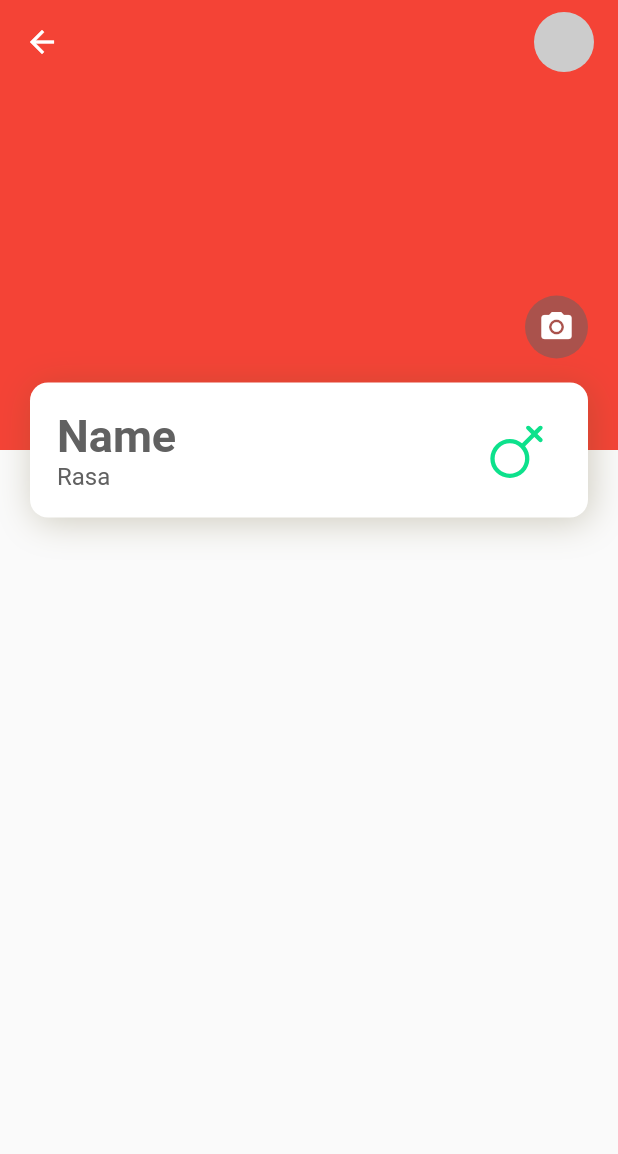
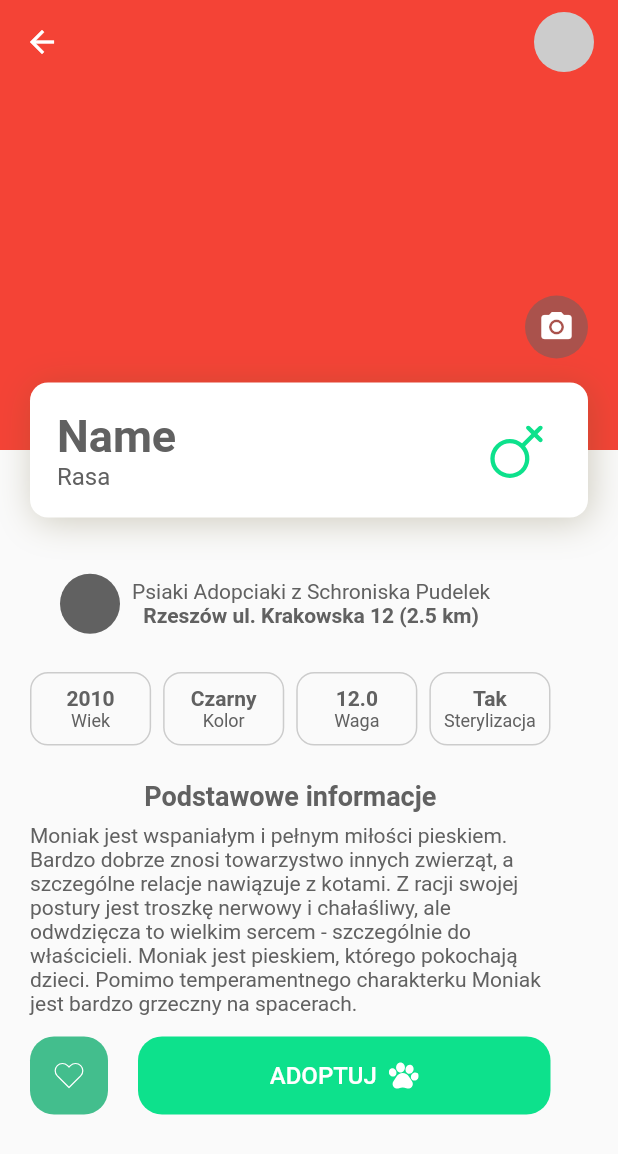
Before and after one commit to MobiCommunity/Lapka.Mobile, a Flutter app: the AdoptPetDetails screen opened directly, on a phone screen of 412 x 824 dp. Shown: the top 1154 px of the screen. Run offline on Flutter 3.47's test engine with Material 2 defaults, Android fonts, the phone set to English and light mode, and no system bars; our stand-ins replace connectivity_plus, flutter_svg, geocoding, geolocator, google_fonts; Roboto replaces fonts that are missing (Ubuntu).

Commit message:
pet details

```diff
--- /dev/null
+++ b/lapka/lib/components/basic/adoptButton.dart
@@ -0,0 +1,34 @@
+import 'package:flutter_svg/svg.dart';
+import 'package:flutter/material.dart';
+import 'package:lapka/settings/colors.dart';
+
+import 'basicText.dart';
+
+class AdoptButton extends StatelessWidget{
+  final Function() onPressed;
+
+  const AdoptButton({
+    required this.onPressed
+  });
+
+  @override
+  Widget build(BuildContext context) {
+    return InkWell(
+      onTap: onPressed,
+      child: Container(
+        alignment: Alignment.center,
+        height: 52,
+        decoration: BoxDecoration(color: BasicColors.darkGreen, borderRadius: BorderRadius.circular(16)),
+        padding: const EdgeInsets.all(16),
+        child: Row(
+          mainAxisAlignment: MainAxisAlignment.center,
+          children: [
+            BasicText.subtitle('ADOPTUJ', color: BasicColors.white,),
+            SizedBox(width:8, height: 1,),
+            SvgPicture.asset('lib/assets/pawSymbol.svg', color: BasicColors.white,),
+          ],
+        ),
+      ),
+    );
+  }
+}
--- /dev/null
+++ b/lapka/lib/components/basic/imageButton.dart
@@ -0,0 +1,27 @@
+import 'package:flutter_svg/svg.dart';
+import 'package:flutter/material.dart';
+import 'package:lapka/settings/colors.dart';
+
+class ImageButton extends StatelessWidget{
+  final Function() onPressed;
+  final Widget child;
+
+  const ImageButton({
+    required this.onPressed,
+    required this.child,
+  });
+
+  @override
+  Widget build(BuildContext context) {
+    return InkWell(
+      onTap: onPressed,
+      child: Container(
+        width: 52,
+        height: 52,
+        decoration: BoxDecoration(color: BasicColors.lightGreen, borderRadius: BorderRadius.circular(16),),
+        padding: const EdgeInsets.all(16),
+        child: child,
+      ),
+    );
+  }
+}
--- a/lapka/lib/screens/adoptPet/adoptPetDetails.dart
+++ b/lapka/lib/screens/adoptPet/adoptPetDetails.dart
@@ -1,7 +1,11 @@
 import 'package:flutter/material.dart';
 import 'package:flutter_svg/flutter_svg.dart';
 import 'package:lapka/components/appBar/customAppBar.dart';
+import 'package:lapka/components/basic/adoptButton.dart';
+import 'package:lapka/components/basic/basicButton.dart';
 import 'package:lapka/components/basic/basicText.dart';
+import 'package:lapka/components/basic/imageButton.dart';
+import 'package:lapka/components/basic/petDetailsComp.dart';
 import 'package:lapka/settings/colors.dart';
 
 class AdoptPetDetails extends StatelessWidget {
@@ -16,7 +20,10 @@ class AdoptPetDetails extends StatelessWidget {
         title: '',
         showBack: true,
       ),
-      body: Stack(
+      body: Container(
+        child: Column(
+          children: [
+            Stack(
               children: [
                 Column(
                   children: [
@@ -92,8 +99,55 @@ class AdoptPetDetails extends StatelessWidget {
                       ],
                     ),
                   ),
+                ),
+              ],
+            ),
+            SizedBox(width: 1, height: 36),
+            Padding(
+              padding: const EdgeInsets.only(left:20, right: 45,),
+              child: Column(
+                  children: [
+                    Padding(
+                      padding: const EdgeInsets.only(left: 20, right: 20,),
+                      child: Row(
+                        children: [
+                          Container(
+                            decoration: BoxDecoration(color: BasicColors.darkGrey, shape: BoxShape.circle),
+                            width: 40,
+                            height: 43,
+                          ),
+                          SizedBox(height: 1, width: 8,),
+                          Column(
+                            children: [
+                              BasicText.body14Light('Psiaki Adopciaki z Schroniska Pudelek'),
+                              BasicText.body14Bold('Rzeszów ul. Krakowska 12 (2.5 km)',),
+                            ],
+                          ),
+                        ],
+                      ),
+                    ),
+                    SizedBox(height: 24, width: 1,),
+                    PetDetailsComp(
+                        age: DateTime(10-10-2010), petColor: 'Czarny', weight: 12.0, sterile: true),
+                    SizedBox(height: 23, width: 1,),
+                    BasicText.subtitleBigBold('Podstawowe informacje'),
+                    SizedBox(height: 8, width: 1,),
+                    BasicText.body14Light('Moniak jest wspaniałym i pełnym miłości pieskiem. Bardzo dobrze znosi towarzystwo innych zwierząt, a szczególne relacje nawiązuje z kotami. Z racji swojej postury jest troszkę nerwowy i chałaśliwy, ale odwdzięcza to wielkim sercem - szczególnie do właścicieli. Moniak jest pieskiem, którego pokochają dzieci. Pomimo temperamentnego charakterku Moniak jest bardzo grzeczny na spacerach.'),
+                    SizedBox(height: 14, width: 1,),
+                    Row(
+                      children: [
+                        ImageButton(onPressed: (){print ('asd');}, child: SvgPicture.asset('lib/assets/heartIcon.svg',color: BasicColors.white,)),
+                        SizedBox(width: 20, height: 1,),
+                        Expanded(
+                            child: AdoptButton(onPressed: (){print ('das');},)
+                        ),
+                      ],
                     )
+                  ]
+              ),
+            ),
           ],
+        ),
       ),
     );
   }
```
Also changed, not shown: lapka/lib/assets/heartIcon.svg (added). Lines whose indentation alone changed are shown as unchanged.
